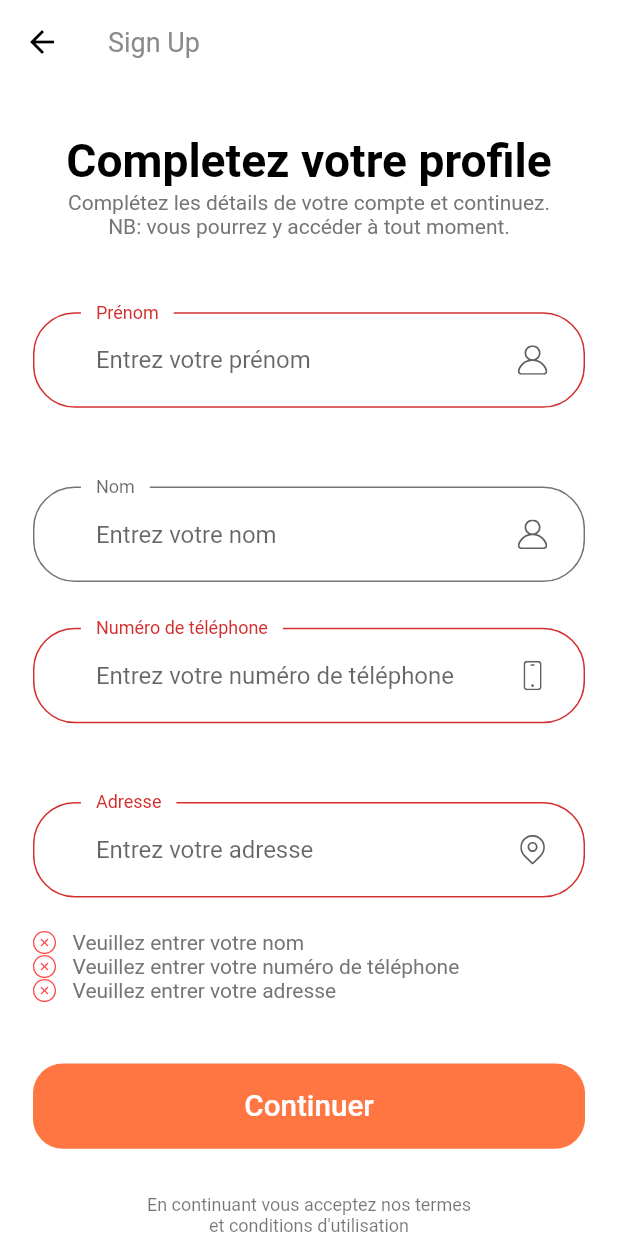
After one commit to HKassogue/onlineshop_flutter, a Flutter app: the CompleteProfileScreen screen opened by its route, after a tap on "Continuer", on a phone screen of 412 x 824 dp. The commit adds this screen. Run offline on Flutter 3.47's test engine with Material 2 defaults, Android fonts, the phone set to English and light mode, and no system bars; our stand-ins replace flutter_svg; Roboto replaces fonts that are missing (Muli).

Commit message:
add of complete profil screen (complete costume)

```diff
--- a/lib/constantes.dart
+++ b/lib/constantes.dart
@@ -1,4 +1,5 @@
 import 'package:flutter/material.dart';
+import 'package:onlineshop_flutter/size_config.dart';
 
 const kPrimaryColor = Color(0xFFFF7643);
 const kPrimaryLightColor = Color(0xFFFFECDF);
@@ -12,6 +13,13 @@ const kTextColor = Color(0xFF757575);
 
 const kAnimationDuration = Duration(milliseconds: 200);
 
+final headingStyle = TextStyle(
+  fontSize: getProportionateScreenWidth(28),
+  fontWeight: FontWeight.bold,
+  color: Colors.black,
+  height: 1.5,
+);
+
 // Form Error
 final RegExp emailValidatorRegExp =
 RegExp(r"^[a-zA-Z0-9.]+@[a-zA-Z0-9]+\.[a-zA-Z]+");
@@ -21,5 +29,5 @@ const String kPassNullError = "Veuillez entrer un mot de passe";
 const String kShortPassError = "Votre mot de passe est trop court";
 const String kMatchPassError = "Mots de passe incorrects";
 const String kNamelNullError = "Veuillez entrer votre nom";
-const String kPhoneNumberNullError = "Please Enter your phone number";
-const String kAddressNullError = "Please Enter your address";
+const String kPhoneNumberNullError = "Veuillez entrer votre numéro de téléphone";
+const String kAddressNullError = "Veuillez entrer votre adresse";
--- a/lib/routes.dart
+++ b/lib/routes.dart
@@ -1,4 +1,5 @@
 import 'package:flutter/widgets.dart';
+import 'package:onlineshop_flutter/screens/complete_profile/complete_profile_screen.dart';
 import 'package:onlineshop_flutter/screens/forgot_password/forgot_password_screen.dart';
 import 'package:onlineshop_flutter/screens/login_success/login_success_screen.dart';
 import 'package:onlineshop_flutter/screens/sign_in/sign_in_screen.dart';
@@ -13,4 +14,5 @@ final Map<String, WidgetBuilder> routes = {
   ForgotPasswordScreen.routeName: (context) => ForgotPasswordScreen(),
   LoginSuccessScreen.routeName : (context) => LoginSuccessScreen(),
   SignUpScreen.routeName: (context) => SignUpScreen(),
+  CompleteProfileScreen.routeName: (context) => CompleteProfileScreen(),
 };
--- /dev/null
+++ b/lib/screens/complete_profile/complete_profile_screen.dart
@@ -0,0 +1,16 @@
+import 'package:flutter/material.dart';
+
+import 'components/body.dart';
+
+class CompleteProfileScreen extends StatelessWidget {
+  static String routeName = "/complete_profile";
+  @override
+  Widget build(BuildContext context) {
+    return Scaffold(
+      appBar: AppBar(
+        title: Text('Sign Up'),
+      ),
+      body: Body(),
+    );
+  }
+}
--- /dev/null
+++ b/lib/screens/complete_profile/components/body.dart
@@ -0,0 +1,40 @@
+import 'package:flutter/material.dart';
+
+import '../../../constantes.dart';
+import '../../../size_config.dart';
+import 'complete_profile_form.dart';
+
+class Body extends StatelessWidget {
+  @override
+  Widget build(BuildContext context) {
+    return SafeArea(
+      child: SizedBox(
+        width: double.infinity,
+        child: Padding(
+          padding:
+              EdgeInsets.symmetric(horizontal: getProportionateScreenWidth(20)),
+          child: SingleChildScrollView(
+            child: Column(
+              children: [
+                SizedBox(height: SizeConfig.screenHeight * 0.03),
+                Text("Completez votre profile", style: headingStyle),
+                Text(
+                  "Complétez les détails de votre compte et continuez.\nNB: vous pourrez y accéder à tout moment.",
+                  textAlign: TextAlign.center,
+                ),
+                SizedBox(height: SizeConfig.screenHeight * 0.06),
+                CompleteProfileForm(),
+                SizedBox(height: getProportionateScreenHeight(30)),
+                Text(
+                  "En continuant vous acceptez nos termes\net conditions d'utilisation",
+                  textAlign: TextAlign.center,
+                  style: Theme.of(context).textTheme.caption,
+                ),
+              ],
+            ),
+          ),
+        ),
+      ),
+    );
+  }
+}
--- /dev/null
+++ b/lib/screens/complete_profile/components/complete_profile_form.dart
@@ -0,0 +1,156 @@
+import 'package:flutter/material.dart';
+import 'package:onlineshop_flutter/components/costum_suffix_icon.dart';
+import 'package:onlineshop_flutter/components/default_button.dart';
+import 'package:onlineshop_flutter/components/form_error.dart';
+
+import '../../../constantes.dart';
+import '../../../size_config.dart';
+
+
+class CompleteProfileForm extends StatefulWidget {
+  @override
+  _CompleteProfileFormState createState() => _CompleteProfileFormState();
+}
+
+class _CompleteProfileFormState extends State<CompleteProfileForm> {
+  final _formKey = GlobalKey<FormState>();
+  final List<String?> errors = [];
+  String? firstName;
+  String? lastName;
+  String? phoneNumber;
+  String? address;
+
+  void addError({String? error}) {
+    if (!errors.contains(error))
+      setState(() {
+        errors.add(error);
+      });
+  }
+
+  void removeError({String? error}) {
+    if (errors.contains(error))
+      setState(() {
+        errors.remove(error);
+      });
+  }
+
+  @override
+  Widget build(BuildContext context) {
+    return Form(
+      key: _formKey,
+      child: Column(
+        children: [
+          buildFirstNameFormField(),
+          SizedBox(height: getProportionateScreenHeight(30)),
+          buildLastNameFormField(),
+          SizedBox(height: getProportionateScreenHeight(30)),
+          buildPhoneNumberFormField(),
+          SizedBox(height: getProportionateScreenHeight(30)),
+          buildAddressFormField(),
+          FormError(errors: errors),
+          SizedBox(height: getProportionateScreenHeight(40)),
+          DefaultButton(
+            text: "Continuer",
+            press: () {
+              if (_formKey.currentState!.validate()) {
+                // Save of the data if all are ok
+                // open of otp screen
+              }
+            },
+          ),
+        ],
+      ),
+    );
+  }
+
+  TextFormField buildAddressFormField() {
+    return TextFormField(
+      onSaved: (newValue) => address = newValue,
+      onChanged: (value) {
+        if (value.isNotEmpty) {
+          removeError(error: kAddressNullError);
+        }
+        return null;
+      },
+      validator: (value) {
+        if (value!.isEmpty) {
+          addError(error: kAddressNullError);
+          return "";
+        }
+        return null;
+      },
+      decoration: InputDecoration(
+        labelText: "Adresse",
+        hintText: "Entrez votre adresse",
+        // If  you are using latest version of flutter then lable text and hint text shown like this
+        // if you r using flutter less then 1.20.* then maybe this is not working properly
+        floatingLabelBehavior: FloatingLabelBehavior.always,
+        suffixIcon:
+            CustomSuffixIcon(svgIcon: "assets/icons/Location point.svg"),
+      ),
+    );
+  }
+
+  TextFormField buildPhoneNumberFormField() {
+    return TextFormField(
+      keyboardType: TextInputType.phone,
+      onSaved: (newValue) => phoneNumber = newValue,
+      onChanged: (value) {
+        if (value.isNotEmpty) {
+          removeError(error: kPhoneNumberNullError);
+        }
+        return null;
+      },
+      validator: (value) {
+        if (value!.isEmpty) {
+          addError(error: kPhoneNumberNullError);
+          return "";
+        }
+        return null;
+      },
+      decoration: InputDecoration(
+        labelText: "Numéro de téléphone",
+        hintText: "Entrez votre numéro de téléphone",
+        floatingLabelBehavior: FloatingLabelBehavior.always,
+        suffixIcon: CustomSuffixIcon(svgIcon: "assets/icons/Phone.svg"),
+      ),
+    );
+  }
+
+  TextFormField buildLastNameFormField() {
+    return TextFormField(
+      onSaved: (newValue) => lastName = newValue,
+      decoration: InputDecoration(
+        labelText: "Nom",
+        hintText: "Entrez votre nom",
+        floatingLabelBehavior: FloatingLabelBehavior.always,
+        suffixIcon: CustomSuffixIcon(svgIcon: "assets/icons/User.svg"),
+      ),
+    );
+  }
+
+  TextFormField buildFirstNameFormField() {
+    return TextFormField(
+      onSaved: (newValue) => firstName = newValue,
+      onChanged: (value) {
+        if (value.isNotEmpty) {
+          removeError(error: kNamelNullError);
+        }
+        return null;
+      },
+      validator: (value) {
+        if (value!.isEmpty) {
+          addError(error: kNamelNullError);
+          return "";
+        }
+        return null;
+      },
+      decoration: InputDecoration(
+        labelText: "Prénom",
+        hintText: "Entrez votre prénom",
+        floatingLabelBehavior: FloatingLabelBehavior.always,
+        suffixIcon: CustomSuffixIcon(svgIcon: "assets/icons/User.svg"),
+      ),
+    );
+  }
+}
--- a/lib/screens/sign_up/components/sign_up_form.dart
+++ b/lib/screens/sign_up/components/sign_up_form.dart
@@ -3,6 +3,7 @@ import 'package:onlineshop_flutter/components/costum_suffix_icon.dart';
 import 'package:onlineshop_flutter/components/default_button.dart';
 import 'package:onlineshop_flutter/components/form_error.dart';
 import 'package:onlineshop_flutter/constantes.dart';
+import 'package:onlineshop_flutter/screens/complete_profile/complete_profile_screen.dart';
 
 import '../../../size_config.dart';
 
@@ -52,8 +53,8 @@ class _SignUpFormState extends State<SignUpForm> {
                 press: (){
                   if(_formKey.currentState!.validate()){
                     _formKey.currentState!.save();
-                    // If all are valid then go to success screen
-                    //Navigator.pushNamed(context, LoginSuccessScreen.routeName);
+                    // if all are valid then go to success screen
+                    Navigator.pushNamed(context, CompleteProfileScreen.routeName);
                   }
                 }
             )
```
